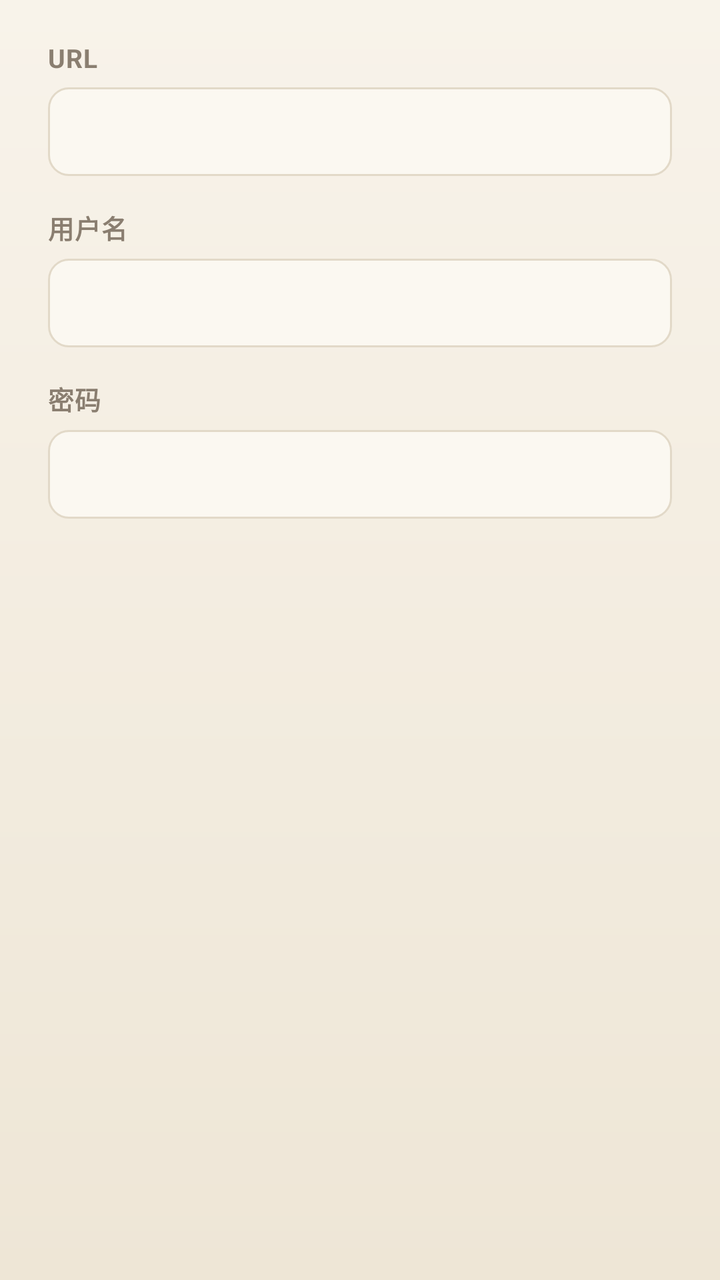
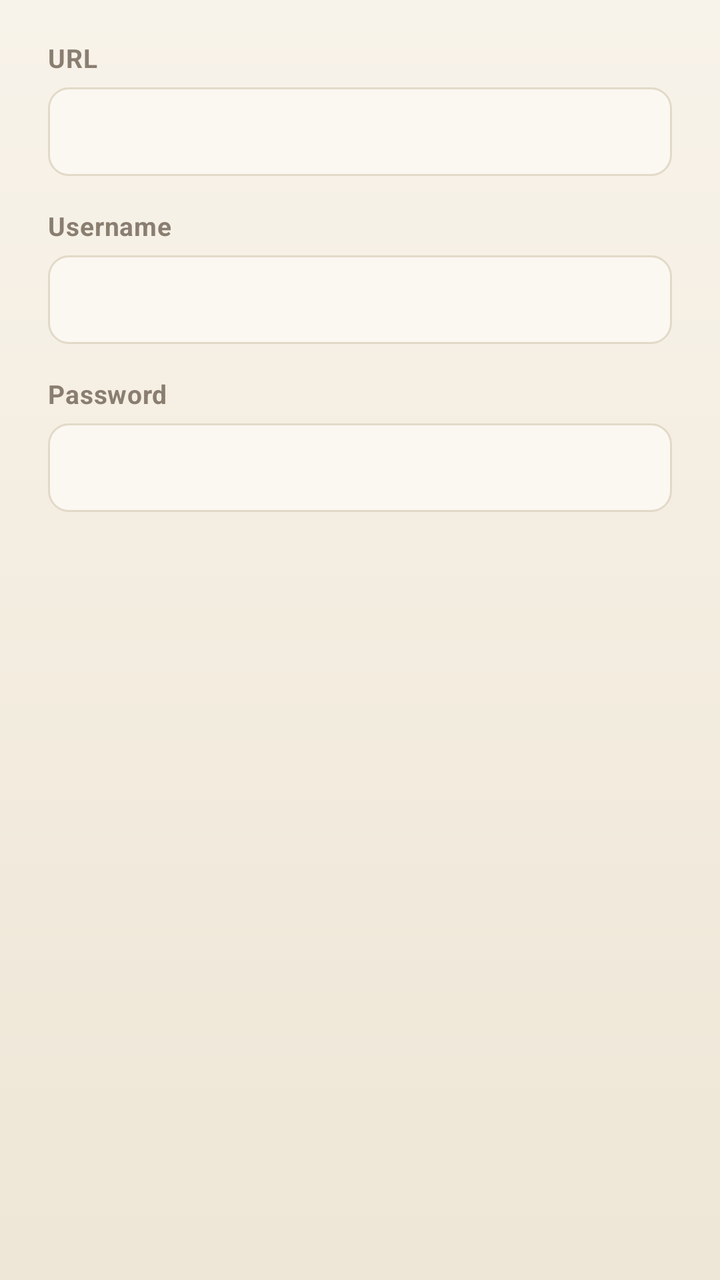

An Android layout rendered at two revisions. The XML below is the earlier revision; the diff shows what the commit changed to produce the second picture.
<!-- AndroidManifest.xml: application theme Theme.Malguem -->
<!-- res/layout/dialog_login.xml -->
<?xml version="1.0" encoding="utf-8"?>
<LinearLayout xmlns:android="http://schemas.android.com/apk/res/android"
    android:layout_width="match_parent"
    android:layout_height="wrap_content"
    android:orientation="vertical"
    android:paddingLeft="24dp"
    android:paddingTop="20dp"
    android:paddingRight="24dp"
    android:paddingBottom="8dp">

    <TextView
        android:layout_width="wrap_content"
        android:layout_height="wrap_content"
        android:text="URL"
        style="@style/Text.DialogLabel" />

    <EditText
        android:id="@+id/et_url"
        android:layout_width="match_parent"
        android:layout_height="wrap_content"
        android:layout_marginTop="6dp"
        android:inputType="textUri"
        style="@style/Edit.Field" />

    <TextView
        android:layout_width="wrap_content"
        android:layout_height="wrap_content"
        android:layout_marginTop="16dp"
        android:text="用户名"
        style="@style/Text.DialogLabel" />

    <EditText
        android:id="@+id/et_username"
        android:layout_width="match_parent"
        android:layout_height="wrap_content"
        android:layout_marginTop="6dp"
        android:inputType="text"
        style="@style/Edit.Field" />

    <TextView
        android:layout_width="wrap_content"
        android:layout_height="wrap_content"
        android:layout_marginTop="16dp"
        android:text="密码"
        style="@style/Text.DialogLabel" />

    <EditText
        android:id="@+id/et_password"
        android:layout_width="match_parent"
        android:layout_height="wrap_content"
        android:layout_marginTop="6dp"
        android:inputType="text"
        style="@style/Edit.Field" />
</LinearLayout>
<!-- resources referenced by this layout -->
<resources>
  <style name="Edit.Field" parent="Widget.AppCompat.EditText">
          <item name="android:background">@drawable/edit_bg</item>
          <item name="android:textColor">@color/ink</item>
          <item name="android:textColorHint">@color/ink_muted</item>
          <item name="android:paddingLeft">14dp</item>
          <item name="android:paddingRight">14dp</item>
          <item name="android:paddingTop">10dp</item>
          <item name="android:paddingBottom">10dp</item>
      </style>
  <style name="Text.DialogLabel" parent="android:Widget.TextView">
          <item name="android:textColor">@color/ink_muted</item>
          <item name="android:textSize">13sp</item>
          <item name="android:textStyle">bold</item>
          <item name="android:letterSpacing">0.02</item>
      </style>
  <style name="Theme.Malguem" parent="Theme.AppCompat.Light.NoActionBar">
          <item name="android:windowBackground">@drawable/bg_window</item>
          <item name="colorPrimary">@color/accent</item>
          <item name="colorPrimaryDark">@color/accent_dark</item>
          <item name="colorAccent">@color/accent</item>
          <item name="android:textColorPrimary">@color/ink</item>
          <item name="android:textColorSecondary">@color/ink_muted</item>
          <item name="android:textColorHint">@color/ink_muted</item>
      </style>
  <!-- drawable edit_bg (drawable) -->
  <?xml version="1.0" encoding="utf-8"?>
  <selector xmlns:android="http://schemas.android.com/apk/res/android">
      <item android:state_focused="true">
          <shape android:shape="rectangle">
              <solid android:color="@color/card_focus" />
              <corners android:radius="10dp" />
              <stroke android:width="2dp" android:color="@color/accent" />
          </shape>
      </item>
      <item>
          <shape android:shape="rectangle">
              <solid android:color="@color/card" />
              <corners android:radius="10dp" />
              <stroke android:width="1dp" android:color="@color/hairline" />
          </shape>
      </item>
  </selector>
  <color name="ink">#2B2622</color>
  <color name="ink_muted">#8A7E70</color>
  <!-- drawable bg_window (drawable) -->
  <?xml version="1.0" encoding="utf-8"?>
  <shape xmlns:android="http://schemas.android.com/apk/res/android"
      android:shape="rectangle">
      <gradient
          android:angle="270"
          android:startColor="@color/paper_top"
          android:endColor="@color/paper_bottom" />
  </shape>
  <color name="accent">#B4682E</color>
  <color name="accent_dark">#8F4F20</color>
  <color name="card_focus">#FFFFFF</color>
  <color name="card">#FBF8F1</color>
  <color name="hairline">#E2D9C8</color>
  <color name="paper_top">#F8F3EA</color>
  <color name="paper_bottom">#EEE6D6</color>
</resources>

<!-- the commit's change to res/layout/dialog_login.xml (unified diff, before → after) -->
@@ -11,7 +11,7 @@
     <TextView
         android:layout_width="wrap_content"
         android:layout_height="wrap_content"
-        android:text="URL"
+        android:text="@string/label_url"
         style="@style/Text.DialogLabel" />
 
     <EditText
@@ -26,7 +26,7 @@
         android:layout_width="wrap_content"
         android:layout_height="wrap_content"
         android:layout_marginTop="16dp"
-        android:text="用户名"
+        android:text="@string/label_username"
         style="@style/Text.DialogLabel" />
 
     <EditText
@@ -41,7 +41,7 @@
         android:layout_width="wrap_content"
         android:layout_height="wrap_content"
         android:layout_marginTop="16dp"
-        android:text="密码"
+        android:text="@string/label_password"
         style="@style/Text.DialogLabel" />
 
     <EditText
<!-- resource entries referenced after the edit -->
@@ -1,5 +1,8 @@
 <!-- resources referenced by this layout -->
 <resources>
+  <string name="label_password">Password</string>
+  <string name="label_url" translatable="false">URL</string>
+  <string name="label_username">Username</string>
   <style name="Edit.Field" parent="Widget.AppCompat.EditText">
           <item name="android:background">@drawable/edit_bg</item>
           <item name="android:textColor">@color/ink</item>
